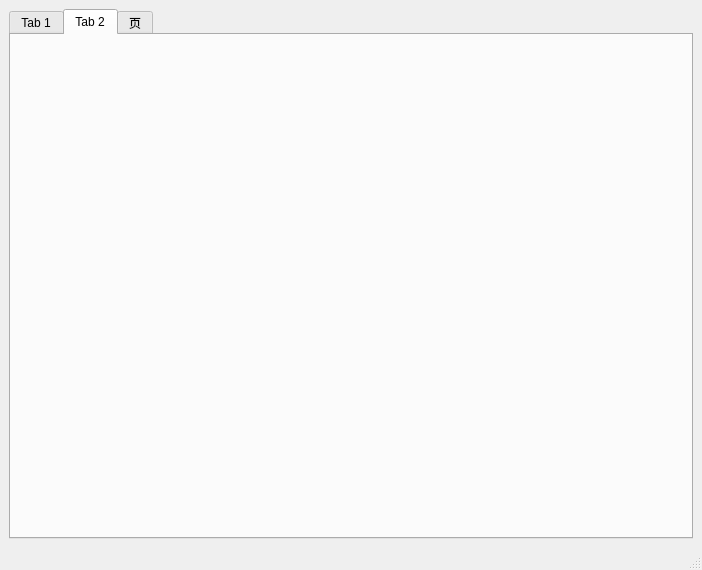
This is mainwindow.ui in Kxq-xl/IEMonitor2.0 as Qt 5 draws it before an edit. The edited form follows.
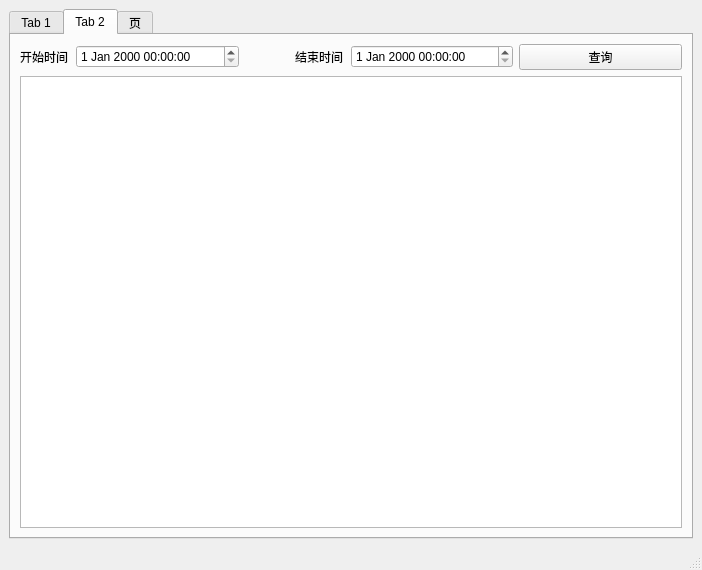
This is the edited form. The open tabs and pages were chosen to show the change. Custom widgets are drawn as their Qt base class.

Commit message: 新增了历史数据的UI，同时实现了查询历史数据的功能。新增了类DatabaseManager来管理数据库的操作，实现了，open打开数据库， queryHistory查询数据库的操作。

```diff
--- a/mainwindow.ui
+++ b/mainwindow.ui
@@ -281,6 +281,95 @@
        <attribute name="title">
         <string>Tab 2</string>
        </attribute>
+       <layout class="QVBoxLayout" name="verticalLayout">
+        <item>
+         <layout class="QHBoxLayout" name="horizontalLayout_2">
+          <item>
+           <widget class="QLabel" name="label_12">
+            <property name="minimumSize">
+             <size>
+              <width>40</width>
+              <height>0</height>
+             </size>
+            </property>
+            <property name="maximumSize">
+             <size>
+              <width>50</width>
+              <height>16777215</height>
+             </size>
+            </property>
+            <property name="text">
+             <string>开始时间</string>
+            </property>
+           </widget>
+          </item>
+          <item>
+           <widget class="QDateTimeEdit" name="startEdit"/>
+          </item>
+          <item>
+           <spacer name="horizontalSpacer">
+            <property name="orientation">
+             <enum>Qt::Horizontal</enum>
+            </property>
+            <property name="sizeType">
+             <enum>QSizePolicy::Fixed</enum>
+            </property>
+            <property name="sizeHint" stdset="0">
+             <size>
+              <width>50</width>
+              <height>20</height>
+             </size>
+            </property>
+           </spacer>
+          </item>
+          <item>
+           <widget class="QLabel" name="label_11">
+            <property name="minimumSize">
+             <size>
+              <width>40</width>
+              <height>0</height>
+             </size>
+            </property>
+            <property name="maximumSize">
+             <size>
+              <width>50</width>
+              <height>16777215</height>
+             </size>
+            </property>
+            <property name="text">
+             <string>结束时间</string>
+            </property>
+           </widget>
+          </item>
+          <item>
+           <widget class="QDateTimeEdit" name="endEdit">
+            <property name="minimumSize">
+             <size>
+              <width>0</width>
+              <height>0</height>
+             </size>
+            </property>
+           </widget>
+          </item>
+          <item>
+           <widget class="QPushButton" name="queryButton">
+            <property name="text">
+             <string>查询</string>
+            </property>
+            <property name="iconSize">
+             <size>
+              <width>20</width>
+              <height>12</height>
+             </size>
+            </property>
+           </widget>
+          </item>
+         </layout>
+        </item>
+        <item>
+         <widget class="QTableWidget" name="historyTable"/>
+        </item>
+       </layout>
       </widget>
       <widget class="QWidget" name="AlarmPage">
        <attribute name="title">
```
Left out of the diff: 2 changed lines with no effect on the pictures. The commit also changes 5 other files.
